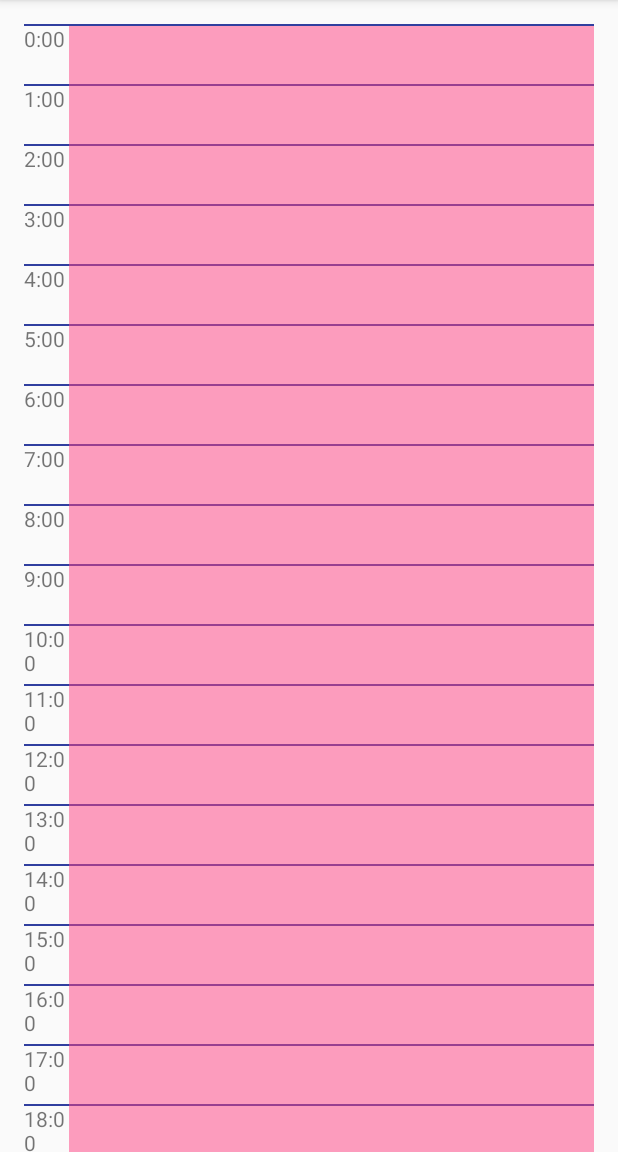
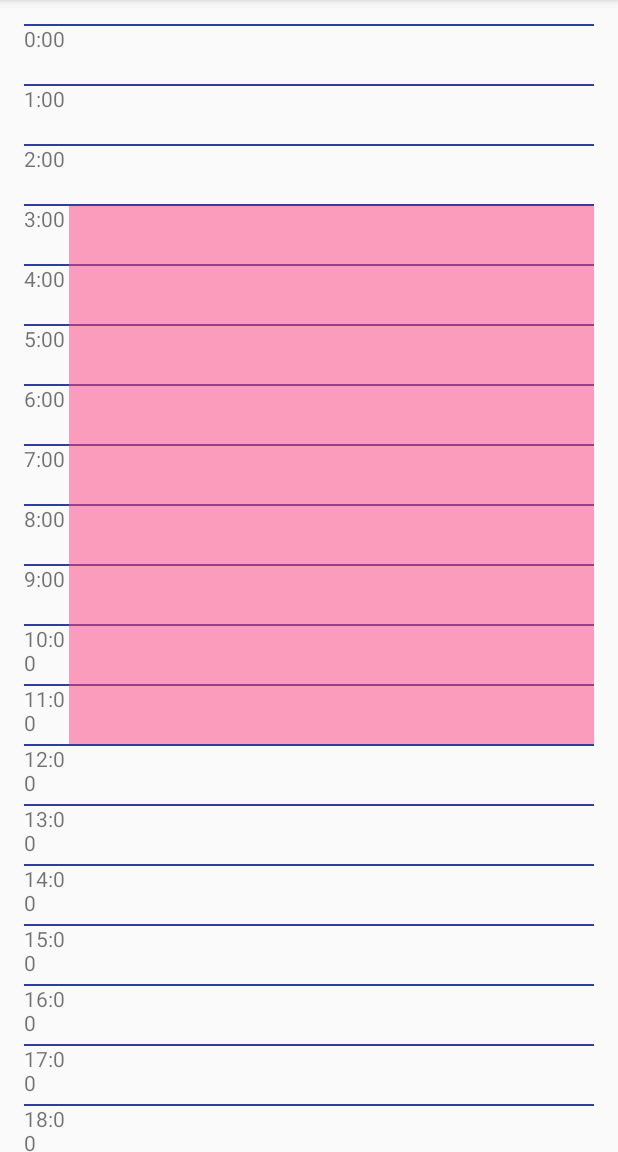
Before and after one commit to emeraldvision/Android-Scheduler, an Android app: the screen it shows after launch (CalendarActivity), on a phone screen of 412 x 824 dp, the part 84-1236 px from its top. Run offline under Robolectric (Android 15) with nearby library versions, the phone set to English and light mode, and no system bars.

Commit message:
created Event class

```diff
--- a/app/src/main/java/com/emeraldvision/scheduler/CalendarActivity.java
+++ b/app/src/main/java/com/emeraldvision/scheduler/CalendarActivity.java
@@ -5,6 +5,8 @@ import android.os.Bundle;
 import android.view.View;
 import android.widget.RelativeLayout;
 import android.widget.TextView;
+
+import org.joda.time.DateTime;
 
 import java.util.Arrays;
 import java.util.List;
@@ -29,20 +31,29 @@ public class CalendarActivity extends AppCompatActivity {
             setTextOnView(timeList.get(i), i + ":00");
         }
 
-        // add single sample task
+        // create sample event
+        DateTime startTime = new DateTime(2017, 9, 7, 3, 54);
+        DateTime endTime = new DateTime(2017, 9, 7, 12, 00);
+        Event sampleEvent = new Event("sample", startTime, endTime);
+
+        // add single sample event
+        addEventToView(timeList, sampleEvent);
+    }
+
+    private void addEventToView(List<Integer> timeList, Event event) {
         RelativeLayout relativeLayout;
         relativeLayout = (RelativeLayout) findViewById(R.id.day);
-        View task = new View(this);
-        task.setBackgroundColor(getResources().getColor(R.color.colorAccent));
-        RelativeLayout.LayoutParams taskParams = new RelativeLayout.LayoutParams(
+        View eventView = new View(this);
+        eventView.setBackgroundColor(getResources().getColor(R.color.colorAccent));
+        RelativeLayout.LayoutParams eventParams = new RelativeLayout.LayoutParams(
                 RelativeLayout.LayoutParams.WRAP_CONTENT,
                 RelativeLayout.LayoutParams.WRAP_CONTENT);
-        taskParams.addRule(RelativeLayout.ALIGN_TOP, R.id.time_0);
-        taskParams.addRule(RelativeLayout.ABOVE, R.id.time_24);
-        taskParams.setMargins(getResources().getDimensionPixelSize(R.dimen.hour_width),
+        eventParams.addRule(RelativeLayout.ALIGN_TOP, timeList.get(event.getStartHour()));
+        eventParams.addRule(RelativeLayout.ABOVE, timeList.get(event.getEndHour()));
+        eventParams.setMargins(getResources().getDimensionPixelSize(R.dimen.hour_width),
                 getResources().getDimensionPixelSize(R.dimen.line_height), 0, 0);
-        task.setLayoutParams(taskParams);
-        relativeLayout.addView(task);
+        eventView.setLayoutParams(eventParams);
+        relativeLayout.addView(eventView);
     }
 
 
--- /dev/null
+++ b/app/src/main/java/com/emeraldvision/scheduler/Event.java
@@ -0,0 +1,28 @@
+package com.emeraldvision.scheduler;
+
+import org.joda.time.DateTime;
+
+public class Event {
+    private String name;
+    private DateTime startTime;
+    private DateTime endTime;
+
+    public Event(String name, DateTime startTime, DateTime endTime) {
+        this.name = name;
+        this.startTime = startTime;
+        this.endTime = endTime;
+    }
+
+    public String getName() {
+        return name;
+    }
+
+    public int getStartHour() {
+        return startTime.getHourOfDay();
+    }
+
+    public int getEndHour() {
+        return endTime.getHourOfDay();
+    }
+
+}
--- a/app/src/main/res/layout/hour_layout.xml
+++ b/app/src/main/res/layout/hour_layout.xml
@@ -7,10 +7,11 @@
         android:id="@+id/time"
         android:layout_width="@dimen/hour_width"
         android:layout_height="@dimen/hour_height" />
+
     <View
         android:layout_width="match_parent"
         android:layout_height="@dimen/line_height"
-        android:background="@color/colorPrimaryDark"
-        android:layout_alignTop="@id/time"/>
+        android:layout_alignTop="@id/time"
+        android:background="@color/colorPrimaryDark" />
 
 </RelativeLayout>
```
